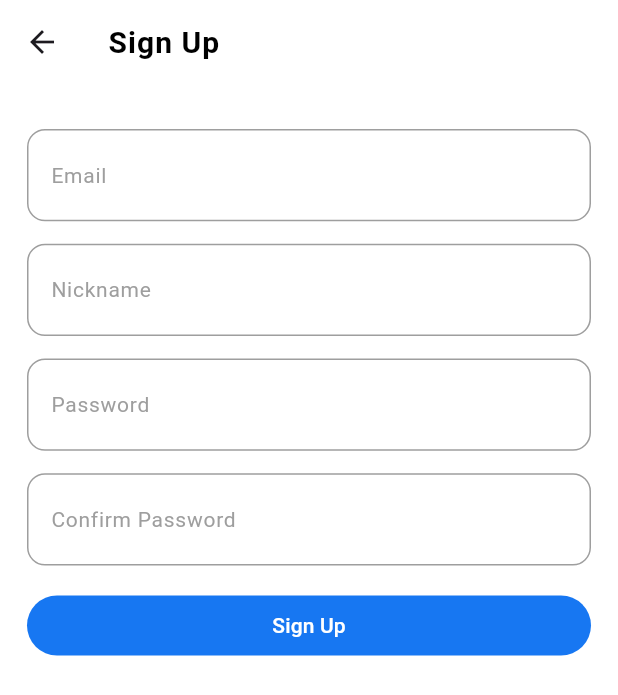
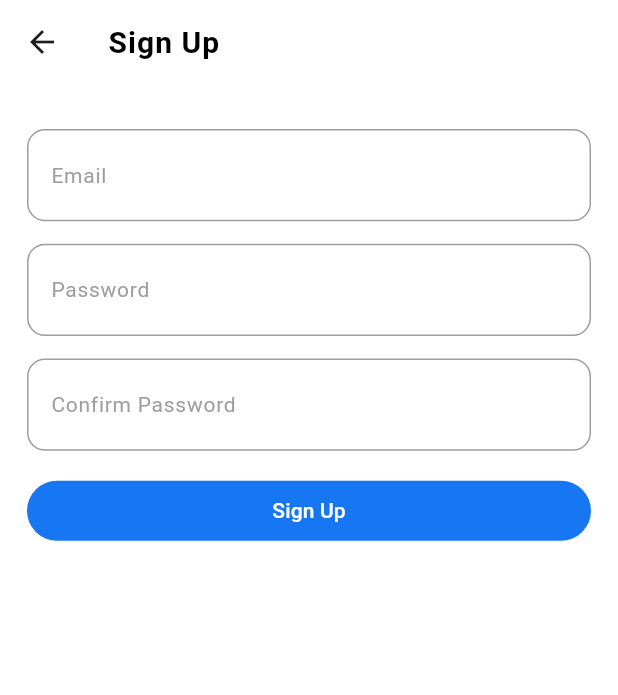
Before and after one commit to emman2k1725/flutter-workshop-app, a Flutter app: the SignUpPage screen opened directly, on a phone screen of 412 x 824 dp. Shown: the top 695 px of the screen. Run offline on Flutter 3.47's test engine with Material 3 defaults, Android fonts, the phone set to English and light mode, and no system bars; our stand-ins replace flutter_svg.

Commit message:
remove nickname in sign up

```diff
--- a/lib/screens/sign_up_page.dart
+++ b/lib/screens/sign_up_page.dart
@@ -1,6 +1,5 @@
 import 'package:flutter/material.dart';
 import 'package:flutter_workshop_app/components.dart';
-import 'package:flutter_workshop_app/screens/login_page.dart';
 import 'package:flutter_workshop_app/styles.dart';
 
 class SignUpPage extends StatelessWidget {
@@ -9,7 +8,6 @@ class SignUpPage extends StatelessWidget {
   @override
   Widget build(BuildContext context) {
     TextEditingController usernameController = TextEditingController();
-    TextEditingController nicknameController = TextEditingController();
     TextEditingController passwordController = TextEditingController();
     TextEditingController confirmPasswordController = TextEditingController();
 
@@ -31,12 +29,6 @@ class SignUpPage extends StatelessWidget {
               controller: usernameController,
               type: CustomTextFieldType.login,
               labelText: 'Email',
-            ),
-            const SizedBox(height: 15),
-            CustomTextField(
-              controller: nicknameController,
-              type: CustomTextFieldType.login,
-              labelText: 'Nickname',
             ),
             const SizedBox(height: 15),
             CustomTextField(
```
